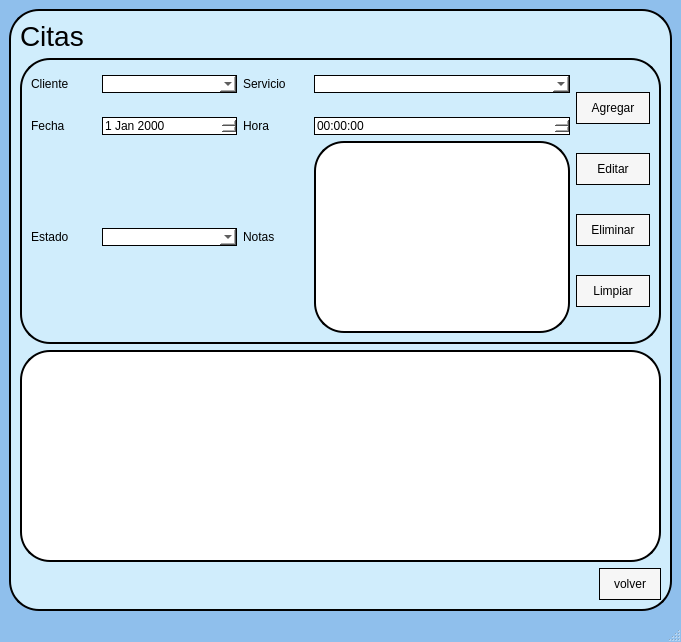
The window that ui/citas.ui (jesusantoniomorenorenova-spec/GestorDeCitas) describes before a commit, drawn with Qt 5.
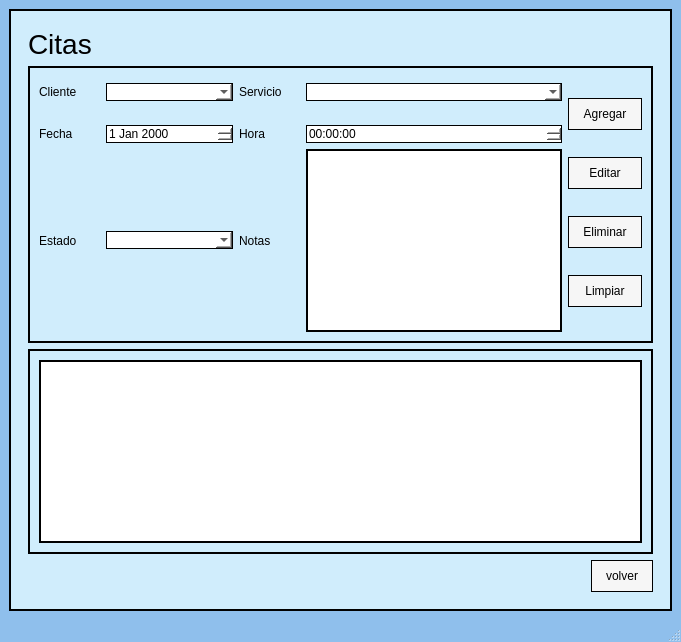
The same window after the commit. Icons and pictures are not drawn.

```diff
--- a/ui/citas.ui
+++ b/ui/citas.ui
@@ -21,7 +21,6 @@
 /*frame*/
 QFrame{
 border:2px solid black;
-border-radius: 30px;
 background-color: #D0EDFC
 }
 
@@ -29,12 +28,12 @@
 /*label*/
 QLabel{
 border:none;
-color:#black;
+color: black;
 }
 
 QLabel#lblCItas{
 border:none;
-color:#black;
+color: black;
 Font-size:28px;
 border:none;
 
@@ -44,6 +43,7 @@
 /*botones*/
 QPushButton{
 background-color: #f6f6f6;
+color: black;
 border: 1px solid black;
 border-radius: 30px;
 padding: 8px 14px;
@@ -66,7 +66,6 @@
 QTableView{
 background-color: #ffffff;
 border:2px solid black;
-border-radius: 30px;
 }
 
 /*notas*/
@@ -79,21 +78,25 @@
 QLineEdit{
 background-color:#ffffff;
 border:1px solid black;
+color: black;
 }
 
 QComboBox{
 background-color:#ffffff;
 border:1px solid black;
+color: black;
 }
 
 QTimeEdit{
 background-color:#ffffff;
 border:1px solid black;
+color: black;
 }
 
 QDateEdit{
 background-color:#ffffff;
 border:1px solid black;
+color: black;
 }
 
 
@@ -105,7 +108,7 @@
     <item>
      <widget class="QFrame" name="frame_2">
       <property name="styleSheet">
-       <string notr="true"/>
+        <string notr="true">QFrame#frame_2 { background-color: #D0EDFC; border: 2px solid black; padding: 8px; }</string>
       </property>
       <property name="frameShape">
        <enum>QFrame::StyledPanel</enum>
@@ -304,10 +307,28 @@
         </widget>
        </item>
        <item>
+         <widget class="QFrame" name="frameTabla">
+<property name="styleSheet">
+            <string notr="true">QFrame#frameTabla { background-color: #D0EDFC; border: 2px solid black; }</string>
+           </property>
+          <property name="frameShape">
+           <enum>QFrame::NoFrame</enum>
+          </property>
+          <layout class="QVBoxLayout" name="verticalLayoutTabla">
+           <item>
         <widget class="QTableView" name="tblCitas">
          <property name="styleSheet">
-          <string notr="true"/>
-         </property>
+               <string notr="true">QTableView { background-color: #ffffff; border: 2px solid black; }</string>
+              </property>
+<property name="minimumSize">
+               <size>
+                <width>0</width>
+                <height>80</height>
+               </size>
+              </property>
+            </widget>
+           </item>
+          </layout>
         </widget>
        </item>
        <item>
```
Lines whose indentation alone changed are shown as unchanged.
